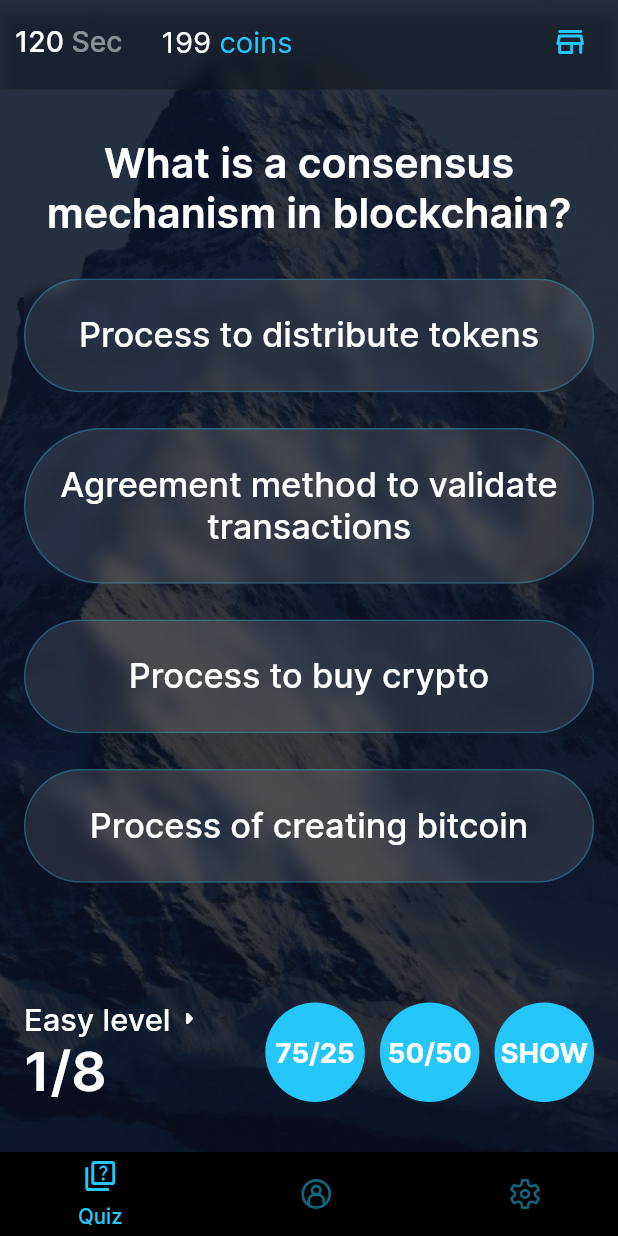
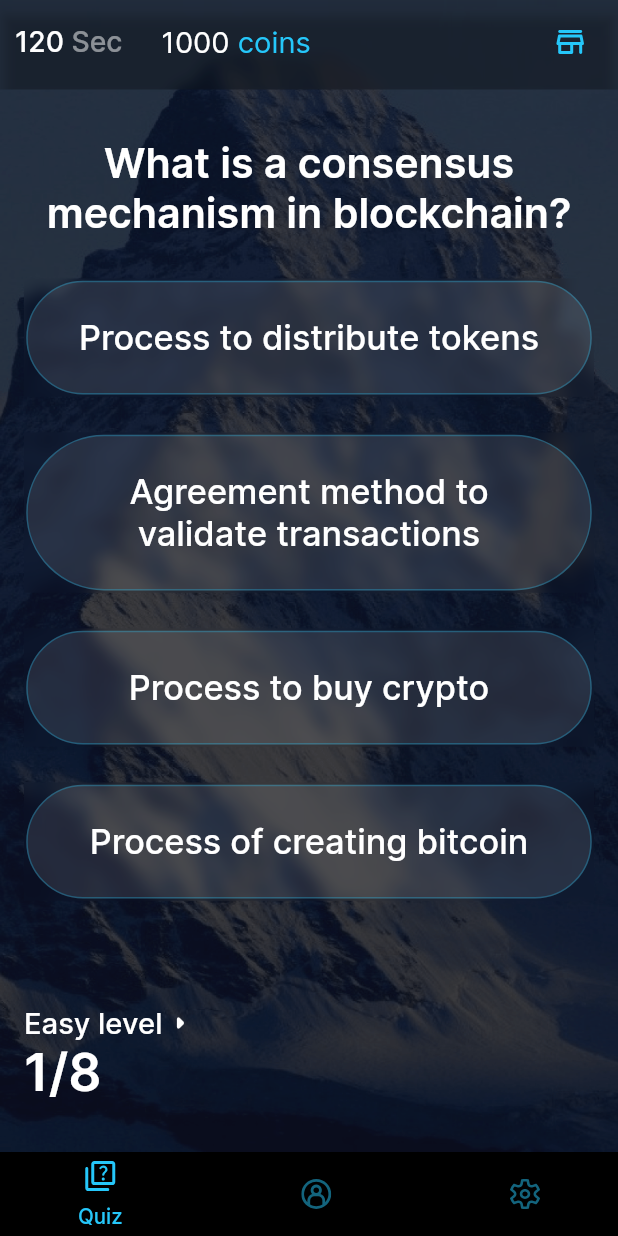
Before and after one commit to GhostuSs/pocket_option_expert, a Flutter app: the screen it shows after launch, after a tap on the "clear" icon, on a phone screen of 412 x 824 dp. Run offline on Flutter 3.47's test engine with Material 2 defaults, Android fonts, the phone set to English and light mode, and no system bars; drawn by our look-alikes of persistent_bottom_nav_bar_v2; our stand-ins replace flutter_screenutil, flutter_svg, get, hive, hive_flutter; missing offline and left inert: simple_star_rating; accounts and stored records are empty.

Commit message:
'Features: profile controller + '

```diff
--- a/lib/domain/models/quiz_history/quiz_his_model.dart
+++ b/lib/domain/models/quiz_history/quiz_his_model.dart
@@ -11,9 +11,9 @@ class QuizHistory extends HiveObject {
   });
 
   @HiveField(0)
-  String? name;
+  final String? name;
   @HiveField(1)
-  int? currRes;
+  final int? currRes;
   @HiveField(2)
-  int? prelastRes;
+  final int? prelastRes;
 }
--- a/lib/main.dart
+++ b/lib/main.dart
@@ -1,15 +1,18 @@
 import 'package:flutter/material.dart';
 import 'package:hive_flutter/hive_flutter.dart';
+import 'package:pocket_option_expert/domain/models/quiz_history/quiz_his_model.dart';
 import 'package:pocket_option_expert/domain/models/user/user.dart';
 import 'package:pocket_option_expert/ui/entrypoint.dart';
 
 Future<void> main() async {
   WidgetsFlutterBinding.ensureInitialized();
   await Hive.initFlutter();
-  Hive.registerAdapter<UserModel>(UserModelAdapter());
+  Hive..registerAdapter<UserModel>(UserModelAdapter(),)
+  ..registerAdapter<QuizHistory>(QuizHistoryAdapter(),);
   await Hive.openBox<bool>('paywall');
   await Hive.openBox<bool>('premium');
   await Hive.openBox<UserModel>('user');
+  // await Hive.box<UserModel>('user').clear();
   if (Hive.box<bool>('premium').isEmpty == true) {
     await Hive.box<bool>('premium').put('premium', false);
   }
@@ -17,14 +20,19 @@ Future<void> main() async {
     await Hive.box<bool>('paywall').put('paywall', false);
   }
   if (Hive.box<UserModel>('user').isEmpty) {
+    final _newUser=UserModel(
+      difficultyLevel: 'easy',
+      fiftyFifty: 0,
+      removeInc: 0,
+      show: 0,
+      balance: 1000,
+      easy: QuizHistory(name: 'easy',currRes: 0),
+      normal: QuizHistory(name: 'normal',currRes: 0),
+      hard: QuizHistory(name: 'hard',currRes: 0),
+    );
     await Hive.box<UserModel>('user').put(
       'user',
-      UserModel(
-        difficultyLevel: 'easy',
-        fiftyFifty: 0,
-        removeInc: 0,
-        show: 0,
-      ),
+      _newUser,
     );
   }
   runApp(
--- a/lib/ui/difficulty/difficulty_screen.dart
+++ b/lib/ui/difficulty/difficulty_screen.dart
@@ -20,7 +20,7 @@ class _DifficultyScreenState extends State<DifficultyScreen> {
   int currLevel = 0;
 
   @override
-  Widget build(BuildContext context) => Container(
+  Widget build(BuildContext context) => WillPopScope(child: Container(
     decoration: const BoxDecoration(
       image: DecorationImage(
         image: AssetImage('assets/images/bg.png'),
@@ -56,7 +56,7 @@ class _DifficultyScreenState extends State<DifficultyScreen> {
         ),
       ),
     ),
-      );
+  ), onWillPop: ()async=>false,);
 
   Color selector(bool isSelected) {
     return isSelected ? AppColors.blue : AppColors.blue.withOpacity(0.5);
--- a/lib/ui/entrypoint.dart
+++ b/lib/ui/entrypoint.dart
@@ -5,6 +5,7 @@ import 'package:hive/hive.dart';
 import 'package:pocket_option_expert/res/app_theme.dart';
 import 'package:pocket_option_expert/ui/home/home_screen.dart';
 import 'package:pocket_option_expert/ui/paywall/paywall.dart';
+import 'package:pocket_option_expert/ui/profile/profile_controller/profile_controller.dart';
 import 'package:pocket_option_expert/ui/quiz/state/quiz_controller.dart';
 import 'package:pocket_option_expert/ui/quiz/uikit/result_dialog.dart';
 import 'package:pocket_option_expert/ui/shop/state/shop_controller.dart';
@@ -19,6 +20,7 @@ class EntryPoint extends StatelessWidget {
           initialBinding: BindingsBuilder<GetxController>((){
             Get
               ..lazyPut<ShopController>(ShopController.new, fenix: true)
+              ..lazyPut<ProfileController>(ProfileController.new, fenix: true)
               ..lazyPut<QuizController>(QuizController.new, fenix: true);
           }),
           home:
--- /dev/null
+++ b/lib/ui/profile/profile_controller/profile_controller.dart
@@ -0,0 +1,11 @@
+import 'package:get/get.dart';
+import 'package:pocket_option_expert/domain/models/user/user.dart';
+import 'package:hive/hive.dart';
+
+class ProfileController extends GetxController {
+  var userData = Hive.box<UserModel>('user').values.first.obs;
+
+  void updateProfile(){
+    userData.value=Hive.box<UserModel>('user').values.first;
+  }
+}
--- a/lib/ui/quiz/quiz_screen.dart
+++ b/lib/ui/quiz/quiz_screen.dart
@@ -5,6 +5,7 @@ import 'package:get/get.dart';
 import 'package:persistent_bottom_nav_bar_v2/persistent-tab-view.dart';
 import 'package:pocket_option_expert/res/apptypography.dart';
 import 'package:pocket_option_expert/res/colors.dart';
+import 'package:pocket_option_expert/ui/difficulty/difficulty_screen.dart';
 import 'package:pocket_option_expert/ui/quiz/state/quiz_controller.dart';
 import 'package:pocket_option_expert/ui/quiz/uikit/helper_widget.dart';
 import 'package:pocket_option_expert/ui/quiz/uikit/quiz_button.dart';
@@ -28,7 +29,7 @@ class QuizScreen extends StatelessWidget {
         builder: (obj) => Obx(() => Scaffold(
               backgroundColor: Colors.transparent,
               appBar: CustAppBar(
-                seconds:_controller.time.value,
+                seconds: _controller.time.value,
                 showLabels: true,
                 action: InkWell(
                   onTap: () =>
@@ -72,12 +73,20 @@ class QuizScreen extends StatelessWidget {
                           label: _controller
                               .currQuiz[_controller.currQuestionIndex.value]
                               .answers![i],
+                          locker: i + 1 ==
+                                  _controller
+                                      .currQuiz[
+                                          _controller.currQuestionIndex.value]
+                                      .correct &&
+                              _controller.lock.value,
                           state: _controller.answersState[i],
                           onTap: () async {
+                            if (!_controller.lock.value) {
                               await _controller.onAnswerChosen(
                                 selectedIndx: i,
                                 context: context,
                               );
+                            }
                           }),
                     const Spacer(),
                     Row(
@@ -89,12 +98,16 @@ class QuizScreen extends StatelessWidget {
                               mainAxisSize: MainAxisSize.min,
                               crossAxisAlignment: CrossAxisAlignment.start,
                               children: [
-                                Text(
+                                InkWell(
+                                  onTap: () => _controller.timer!=null ? _controller.showLeaveDialog(context: context) :pushNewScreen<void>(context,
+                                    screen: const DifficultyScreen(),),
+                                  child: Text(
                                     '${_controller.difficulty} level',
                                     style: AppTypography.mainStyle.copyWith(
                                       fontWeight: FontWeight.w500,
-                                    fontSize: 18.sp,
+                                      fontSize: 17.sp,
                                       color: AppColors.white,
+                                    ),
                                   ),
                                 ),
                                 const RotatedBox(
@@ -103,31 +116,33 @@ class QuizScreen extends StatelessWidget {
                                     Icons.arrow_drop_down_rounded,
                                     color: AppColors.white,
                                   ),
-                                )
+                                ),
                               ],
                             ),
                             Text(
                               '${_controller.currQuestionIndex.value + 1}/${_controller.currQuiz.value.length}',
                               style: AppTypography.mainStyle.copyWith(
                                 fontWeight: FontWeight.w600,
-                                fontSize: 32.sp,
+                                fontSize: 30.sp,
                                 color: AppColors.white,
                               ),
                             ),
                           ],
                         ),
                         const Spacer(),
-                        const HelperWidget(
+                        if((_controller.userData.value.removeInc ?? 0)>0)HelperWidget(
                           label: '75/25',
+                          onTap: _controller.removeIncorrectAnswer,
                         ),
-                        const Padding(
-                          padding: EdgeInsets.symmetric(horizontal: 10),
+                        if((_controller.userData.value.fiftyFifty ?? 0)>0)Padding(
+                          padding: EdgeInsets.symmetric(horizontal:8.sp),
                           child: HelperWidget(
                             label: '50/50',
-                          ),
-                        ),
-                        const HelperWidget(
+                            onTap: _controller.useFiftyFifty,
+                          ))else SizedBox(width:16.sp),
+                        if((_controller.userData.value.show ?? 0)>0)HelperWidget(
                           label: 'SHOW',
+                          onTap: () async =>_controller.showCorrectAnswer(context: context),
                         ),
                       ],
                     ),
--- a/lib/ui/quiz/uikit/quiz_button.dart
+++ b/lib/ui/quiz/uikit/quiz_button.dart
@@ -9,12 +9,13 @@ class QuizButton extends StatelessWidget {
   final String label;
   final AnswerState state;
   final VoidCallback onTap;
+  final bool locker;
 
   const QuizButton({
     Key? key,
     required this.label,
     required this.state,
-    required this.onTap,
+    required this.onTap, required this.locker,
   }) : super(key: key);
 
   @override
@@ -37,6 +38,14 @@ class QuizButton extends StatelessWidget {
                 sigmaY: 5,
               ),
               child: Container(
+                decoration: BoxDecoration(
+                  borderRadius: BorderRadius.circular(100),
+                  border: Border.all(
+                    width: 1.5,
+                    color: locker ? AppColors.green : Colors.transparent,
+                  )
+                ),
+                child: Container(
                   padding: EdgeInsets.all(20.sp),
                   decoration: BoxDecoration(
                     borderRadius: BorderRadius.circular(
@@ -57,6 +66,7 @@ class QuizButton extends StatelessWidget {
                         color: AppColors.white,
                         fontSize: 20.sp,
                         fontWeight: FontWeight.w500,
+                      ),
                     ),
                   ),
                 ),
--- a/lib/ui/quiz/uikit/result_dialog.dart
+++ b/lib/ui/quiz/uikit/result_dialog.dart
@@ -2,9 +2,11 @@ import 'dart:ui';
 
 import 'package:flutter/material.dart';
 import 'package:flutter_screenutil/flutter_screenutil.dart';
+import 'package:get/get.dart';
 import 'package:pocket_option_expert/res/apptypography.dart';
 
 import 'package:pocket_option_expert/res/colors.dart';
+import 'package:pocket_option_expert/ui/quiz/state/quiz_controller.dart';
 import 'package:pocket_option_expert/ui/uikit/main_button.dart';
 
 class ResultDialog extends StatelessWidget {
@@ -72,8 +74,8 @@ class ResultDialog extends StatelessWidget {
               MainButton(
                   label: 'Play Again',
                   onTap: () {
-                    //TODO:Implement
-                    debugPrint('implement');
+                    Navigator.pop(context);
+                    Get.find<QuizController>().initState();
                   })
             ],
           ),
--- a/lib/ui/shop/ui/uikit/buy_widget.dart
+++ b/lib/ui/shop/ui/uikit/buy_widget.dart
@@ -2,8 +2,10 @@ import 'dart:async';
 
 import 'package:flutter/material.dart';
 import 'package:flutter_screenutil/flutter_screenutil.dart';
+import 'package:get/get.dart';
 import 'package:pocket_option_expert/res/apptypography.dart';
 import 'package:pocket_option_expert/res/colors.dart';
+import 'package:pocket_option_expert/ui/shop/state/shop_controller.dart';
 
 class BuyWidget extends StatelessWidget {
   const BuyWidget({
@@ -30,7 +32,7 @@ class BuyWidget extends StatelessWidget {
             isIncrement: true,
           ),
         ),
-        _BuyButton(onTap: () {}, quantity: quantity)
+        _BuyButton(onTap: ()=>Get.find<ShopController>().buy(), quantity: quantity)
       ],
     );
   }
--- a/lib/ui/uikit/cust_app_bar.dart
+++ b/lib/ui/uikit/cust_app_bar.dart
@@ -2,6 +2,8 @@ import 'dart:ui';
 
 import 'package:flutter/material.dart';
 import 'package:flutter_screenutil/flutter_screenutil.dart';
+import 'package:hive/hive.dart';
+import 'package:pocket_option_expert/domain/models/user/user.dart';
 import 'package:pocket_option_expert/res/apptypography.dart';
 import 'package:pocket_option_expert/res/colors.dart';
 
@@ -63,7 +65,7 @@ class CustAppBar extends StatelessWidget implements PreferredSizeWidget {
             backgroundColor: const Color.fromRGBO(18, 28, 35, 0.1),
             title: RichText(
                 text: TextSpan(
-                    text: '199',
+                    text: (Hive.box<UserModel>('user').values.first.balance??1000).toString(),
                     style: AppTypography.mainStyle.copyWith(
                         fontSize: 17.w,
                         color: AppColors.white,
```
Also changed, not shown: lib/ui/profile/ui/profile_screen.dart (+26 -4 lines), lib/ui/profile/uikit/profile_widget.dart (+25 -9 lines), lib/ui/quiz/state/quiz_controller.dart (+187 -37 lines), lib/ui/quiz/uikit/helper_widget.dart (+3 -6 lines), lib/ui/shop/state/shop_controller.dart (+34 -4 lines), lib/ui/shop/ui/shop_screen.dart (+6 -10 lines), assets/images/bg.png, assets/images/paywall.png, lib/domain/models/user/user.g.dart. Lines whose indentation alone changed are shown as unchanged.
